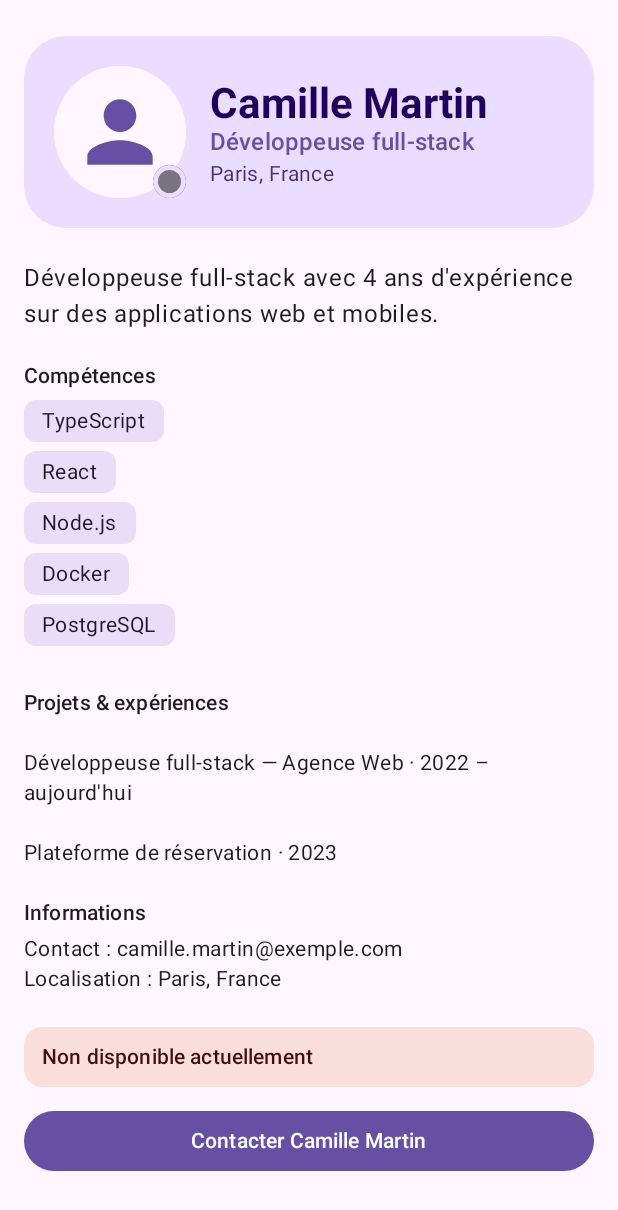
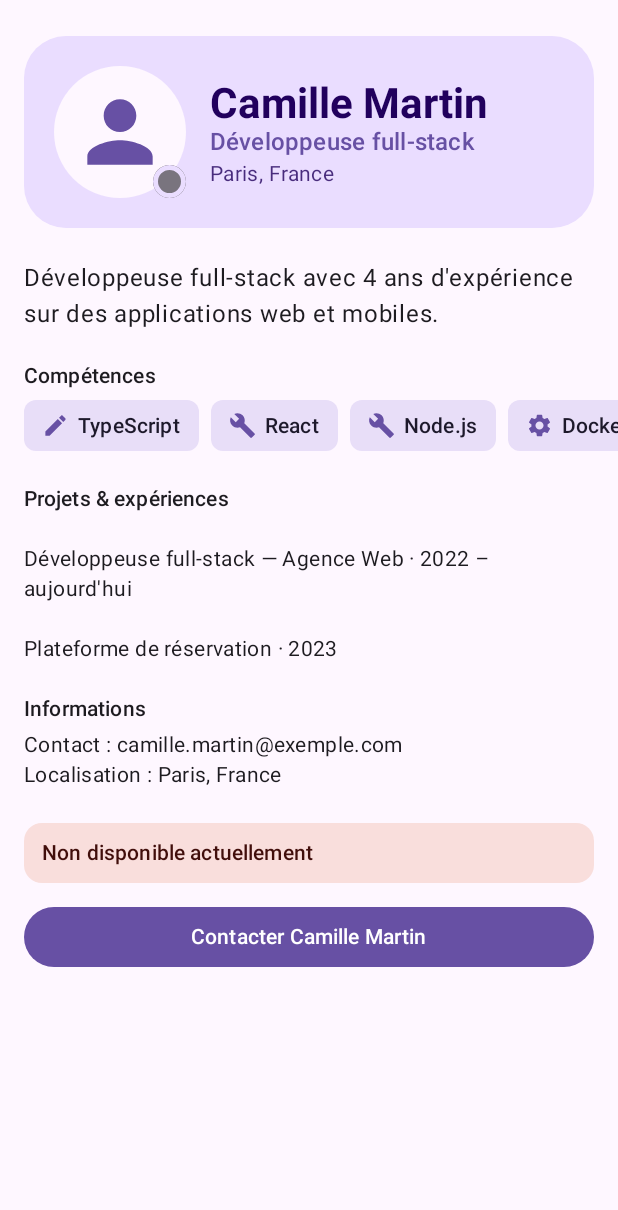
Before and after one commit to EthanRieu/ProfilDeveloppeurEthanRieuReimsUIUpdate, an Android app built with Jetpack Compose: the @Preview function ProfileScreenFullstackPreview, on a phone screen of 412 x 824 dp. Shown: the top 1210 px of the screen. Run offline under Robolectric (Android 15) with nearby library versions, the phone set to English and light mode, and no system bars.

Commit message:
feat(ui): compétences en LazyRow avec SkillChip réutilisable
- Ajout de la dépendance material-icons-core (plus incluse par Material 3)
- Nouveau composable SkillChip : Surface + Row (Icon + Text)
- Icône choisie selon la catégorie de la compétence
- Compétences affichées dans une LazyRow horizontale avec key stable
- Marge horizontale appliquée par section pour que la LazyRow défile
  jusqu'aux bords de l'écran
- Suppression de l'ancien SkillItem

Closes #5

```diff
--- a/app/build.gradle.kts
+++ b/app/build.gradle.kts
@@ -40,6 +40,7 @@ dependencies {
     implementation(platform(libs.androidx.compose.bom))
     implementation(libs.androidx.activity.compose)
     implementation(libs.androidx.compose.material3)
+    implementation(libs.androidx.compose.material.icons.core)
     implementation(libs.androidx.compose.ui)
     implementation(libs.androidx.compose.ui.graphics)
     implementation(libs.androidx.compose.ui.tooling.preview)
--- a/app/src/main/java/com/example/profildeveloppeur/ui/profile/ProfileComponents.kt
+++ b/app/src/main/java/com/example/profildeveloppeur/ui/profile/ProfileComponents.kt
@@ -15,7 +15,13 @@ import androidx.compose.foundation.layout.padding
 import androidx.compose.foundation.layout.size
 import androidx.compose.foundation.layout.width
 import androidx.compose.foundation.shape.CircleShape
+import androidx.compose.material.icons.Icons
+import androidx.compose.material.icons.automirrored.filled.List
+import androidx.compose.material.icons.filled.Build
+import androidx.compose.material.icons.filled.Create
+import androidx.compose.material.icons.filled.Settings
 import androidx.compose.material3.Button
+import androidx.compose.material3.Icon
 import androidx.compose.material3.MaterialTheme
 import androidx.compose.material3.Surface
 import androidx.compose.material3.Text
@@ -25,8 +31,11 @@ import androidx.compose.ui.Modifier
 import androidx.compose.ui.draw.clip
 import androidx.compose.ui.graphics.ColorFilter
 import androidx.compose.ui.res.painterResource
+import androidx.compose.ui.graphics.vector.ImageVector
 import androidx.compose.ui.unit.Dp
 import com.example.profildeveloppeur.R
+import com.example.profildeveloppeur.model.Skill
+import com.example.profildeveloppeur.model.SkillCategory
 import androidx.compose.ui.semantics.Role
 import androidx.compose.ui.semantics.contentDescription
 import androidx.compose.ui.semantics.role
@@ -137,24 +146,48 @@ fun SectionTitle(
     )
 }
 
-/** Une compétence affichée dans une petite pastille colorée. */
+/**
+ * Compétence affichée sous forme de pastille : icône (selon la catégorie) + nom.
+ * Composable réutilisable, utilisé pour chaque élément de la LazyRow des compétences.
+ */
 @Composable
-fun SkillItem(
-    skill: String,
+fun SkillChip(
+    skill: Skill,
     modifier: Modifier = Modifier
 ) {
     Surface(
         modifier = modifier,
         color = MaterialTheme.colorScheme.secondaryContainer,
+        contentColor = MaterialTheme.colorScheme.onSecondaryContainer,
         shape = MaterialTheme.shapes.small
     ) {
-        // Padding INTERNE : espace entre le bord de la pastille et le texte
-        Text(
-            text = skill,
-            style = MaterialTheme.typography.bodyMedium,
-            modifier = Modifier.padding(horizontal = 12.dp, vertical = 6.dp)
-        )
+        // Padding INTERNE : espace entre le bord de la pastille et son contenu
+        Row(
+            modifier = Modifier.padding(horizontal = 12.dp, vertical = 8.dp),
+            verticalAlignment = Alignment.CenterVertically
+        ) {
+            Icon(
+                imageVector = skill.category.icon(),
+                // La catégorie est lue par les lecteurs d'écran avant le nom de la compétence
+                contentDescription = skill.category.label,
+                tint = MaterialTheme.colorScheme.primary,
+                modifier = Modifier.size(18.dp)
+            )
+            Spacer(modifier = Modifier.width(6.dp))
+            Text(
+                text = skill.name,
+                style = MaterialTheme.typography.labelLarge
+            )
+        }
     }
+}
+
+/** Icône associée à chaque catégorie de compétence. */
+private fun SkillCategory.icon(): ImageVector = when (this) {
+    SkillCategory.LANGUAGE -> Icons.Filled.Create
+    SkillCategory.FRAMEWORK -> Icons.Filled.Build
+    SkillCategory.TOOL -> Icons.Filled.Settings
+    SkillCategory.DATABASE -> Icons.AutoMirrored.Filled.List
 }
 
 /** Information secondaire sous la forme « libellé : valeur » (contact, localisation…). */
--- a/app/src/main/java/com/example/profildeveloppeur/ui/profile/ProfileScreen.kt
+++ b/app/src/main/java/com/example/profildeveloppeur/ui/profile/ProfileScreen.kt
@@ -8,6 +8,7 @@ import androidx.compose.foundation.layout.fillMaxSize
 import androidx.compose.foundation.layout.height
 import androidx.compose.foundation.layout.padding
 import androidx.compose.foundation.lazy.LazyColumn
+import androidx.compose.foundation.lazy.LazyRow
 import androidx.compose.foundation.lazy.items
 import androidx.compose.material3.MaterialTheme
 import androidx.compose.material3.Scaffold
@@ -21,6 +22,8 @@ import com.example.profildeveloppeur.model.androidJuniorProfile
 import com.example.profildeveloppeur.model.fullstackProfile
 import com.example.profildeveloppeur.ui.theme.ProfilDeveloppeurTheme
 
+private val ScreenHorizontalPadding = 16.dp
+
 /**
  * Écran principal : un Scaffold qui contient une LazyColumn.
  * Chaque section de la fiche est un `item` de la liste : l'écran défile verticalement
@@ -33,13 +36,17 @@ fun ProfileScreen(
     onAvailabilityClick: () -> Unit,
     modifier: Modifier = Modifier
 ) {
+    // Marge horizontale commune à toutes les sections de la fiche
+    val sectionModifier = Modifier.padding(horizontal = ScreenHorizontalPadding)
+
     Scaffold(modifier = modifier.fillMaxSize()) { innerPadding ->
         LazyColumn(
-            // innerPadding évite les barres système, le contentPadding écarte le contenu des bords
+            // innerPadding évite les barres système. La marge horizontale est appliquée
+            // par section (sectionModifier) pour laisser la LazyRow défiler jusqu'aux bords.
             modifier = Modifier
                 .fillMaxSize()
                 .padding(innerPadding),
-            contentPadding = PaddingValues(horizontal = 16.dp, vertical = 24.dp),
+            contentPadding = PaddingValues(vertical = 24.dp),
             // Espace identique entre toutes les sections
             verticalArrangement = Arrangement.spacedBy(24.dp)
         ) {
@@ -48,43 +55,51 @@ fun ProfileScreen(
                     name = profile.name,
                     role = profile.role,
                     location = profile.location,
-                    isAvailable = profile.isAvailable
+                    isAvailable = profile.isAvailable,
+                    modifier = sectionModifier
                 )
             }
 
             item(key = "description") {
                 Text(
                     text = profile.description,
-                    style = MaterialTheme.typography.bodyLarge
+                    style = MaterialTheme.typography.bodyLarge,
+                    modifier = sectionModifier
                 )
             }
 
             item(key = "skills") {
                 Column {
-                    SectionTitle(title = "Compétences")
+                    SectionTitle(title = "Compétences", modifier = sectionModifier)
                     Spacer(modifier = Modifier.height(8.dp))
-                    profile.skills.forEach { skill ->
-                        SkillItem(
-                            skill = skill.name,
-                            modifier = Modifier.padding(bottom = 6.dp)
-                        )
+                    // LazyRow : liste horizontale, chaque compétence est un SkillChip réutilisable.
+                    // Elle occupe toute la largeur ; le contentPadding aligne la 1re pastille
+                    // sur les autres sections tout en laissant défiler sous les bords.
+                    LazyRow(
+                        contentPadding = PaddingValues(horizontal = ScreenHorizontalPadding),
+                        horizontalArrangement = Arrangement.spacedBy(8.dp)
+                    ) {
+                        items(items = profile.skills, key = { it.name }) { skill ->
+                            SkillChip(skill = skill)
+                        }
                     }
                 }
             }
 
             item(key = "projects-title") {
-                SectionTitle(title = "Projets & expériences")
+                SectionTitle(title = "Projets & expériences", modifier = sectionModifier)
             }
             // Un item de la LazyColumn par projet (affichage détaillé à venir avec ProjectCard)
             items(items = profile.projects, key = { it.title }) { project ->
                 Text(
                     text = "${project.title} · ${project.period}",
-                    style = MaterialTheme.typography.bodyMedium
+                    style = MaterialTheme.typography.bodyMedium,
+                    modifier = sectionModifier
                 )
             }
 
             item(key = "contact") {
-                Column {
+                Column(modifier = sectionModifier) {
                     SectionTitle(title = "Informations")
                     Spacer(modifier = Modifier.height(8.dp))
                     InfoLine(label = "Contact", value = profile.email)
@@ -94,7 +109,7 @@ fun ProfileScreen(
             }
 
             item(key = "actions") {
-                Column {
+                Column(modifier = sectionModifier) {
                     AvailabilityBadge(
                         isAvailable = profile.isAvailable,
                         onClick = onAvailabilityClick
--- a/gradle/libs.versions.toml
+++ b/gradle/libs.versions.toml
@@ -24,6 +24,7 @@ androidx-compose-ui-tooling-preview = { group = "androidx.compose.ui", name = "u
 androidx-compose-ui-test-manifest = { group = "androidx.compose.ui", name = "ui-test-manifest" }
 androidx-compose-ui-test-junit4 = { group = "androidx.compose.ui", name = "ui-test-junit4" }
 androidx-compose-material3 = { group = "androidx.compose.material3", name = "material3" }
+androidx-compose-material-icons-core = { group = "androidx.compose.material", name = "material-icons-core" }
 
 [plugins]
 android-application = { id = "com.android.application", version.ref = "agp" }
```
